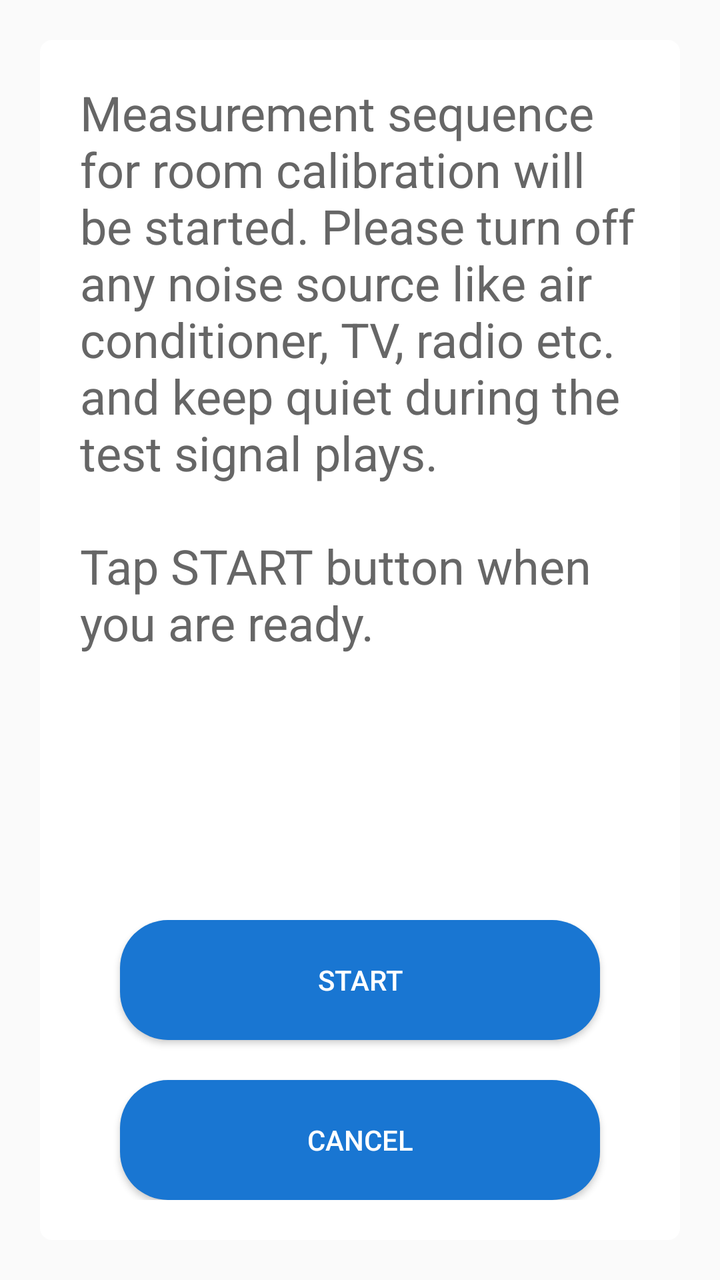
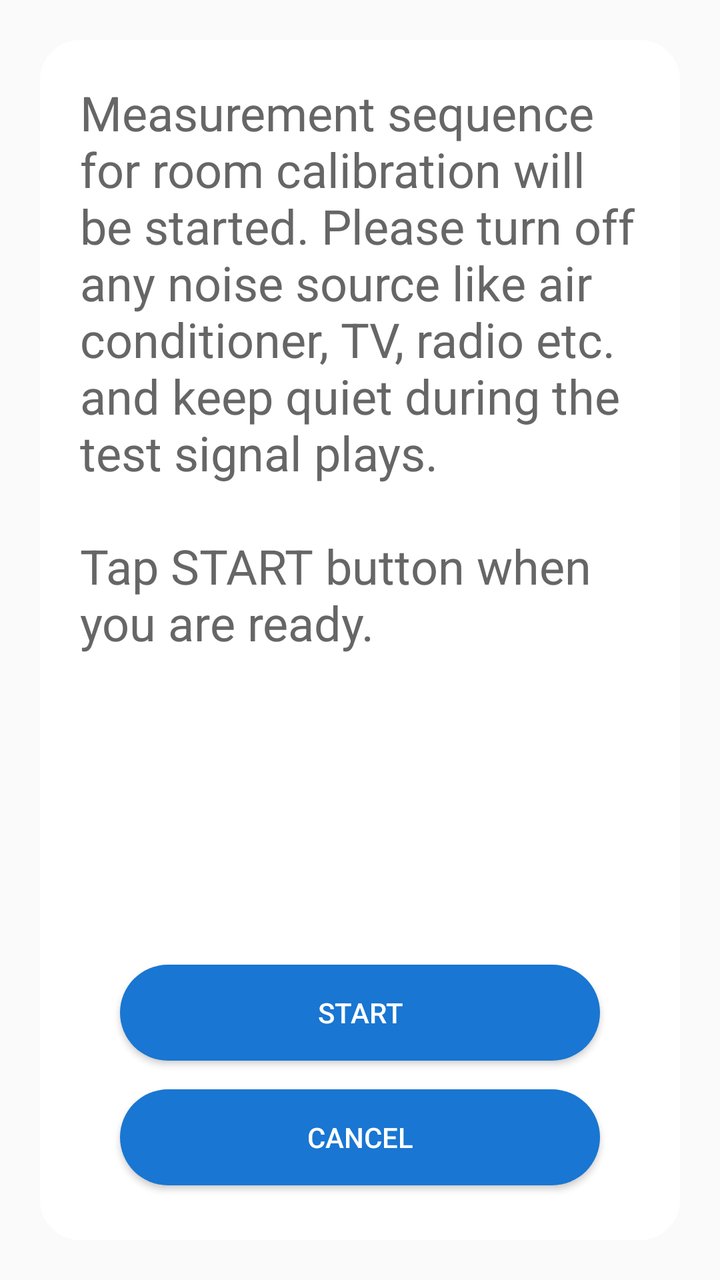

Two renders of the same Android screen: before a commit and after it. Below are the layout's source before the change and the commit's diff.
<!-- AndroidManifest.xml: application theme Theme.RoomEqualizer -->
<!-- res/layout/popup_layout1.xml -->
<?xml version="1.0" encoding="utf-8"?>
<LinearLayout xmlns:android="http://schemas.android.com/apk/res/android"
    xmlns:app="http://schemas.android.com/apk/res-auto"
    android:layout_width="match_parent"
    android:layout_height="match_parent"
    android:gravity="center"
    android:orientation="vertical">

    <LinearLayout
        android:layout_width="match_parent"
        android:layout_height="600dp"
        android:layout_marginLeft="20dp"
        android:layout_marginRight="20dp"
        android:background="@drawable/bg_popup_white"
        android:orientation="vertical"
        android:padding="20dp">

        <LinearLayout
            android:layout_width="match_parent"
            android:layout_height="0dp"
            android:layout_weight="6"
            android:orientation="horizontal">

            <TextView
                android:id="@+id/tvMessage"
                android:layout_width="match_parent"
                android:layout_height="wrap_content"
                android:text="@string/noti_measurement"
                android:textColor="@color/gray"
                android:textSize="24sp" />
        </LinearLayout>

        <LinearLayout
            android:layout_width="match_parent"
            android:layout_height="0dp"
            android:layout_weight="2"
            android:orientation="vertical">

            <android.widget.Button
                android:id="@+id/btnStartMeasurement"
                android:layout_width="match_parent"
                android:layout_height="0dp"
                android:layout_marginLeft="20dp"
                android:layout_marginRight="20dp"
                android:layout_marginBottom="10dp"
                android:layout_weight="1"
                android:background="@drawable/bg_button"
                android:text="@string/start"
                android:textColor="@color/btn_text_color" />

            <android.widget.Button
                android:id="@+id/btnCancelMeasurement"
                android:layout_width="match_parent"
                android:layout_height="0dp"
                android:layout_marginLeft="20dp"
                android:layout_marginTop="10dp"
                android:layout_marginRight="20dp"
                android:layout_weight="1"
                android:background="@drawable/bg_button"
                android:text="@string/cancel"
                android:textColor="@color/btn_text_color" />
        </LinearLayout>

    </LinearLayout>

</LinearLayout>
<!-- resources referenced by this layout -->
<resources>
  <color name="btn_text_color">#FFFFFFFF</color>
  <color name="gray">#FF666666</color>
  <!-- drawable bg_button (drawable) -->
  <?xml version="1.0" encoding="utf-8"?>
  <selector xmlns:android="http://schemas.android.com/apk/res/android">
  
      
      <item android:state_pressed="true">
          <shape android:shape="rectangle">
              <solid android:color="#1976D2" /> 
              <corners android:radius="24dp" /> 
          </shape>
      </item>
  
      
      <item>
          <shape android:shape="rectangle">
              <solid android:color="#1976D2" /> 
              <corners android:radius="24dp" /> 
          </shape>
      </item>
  
  </selector>
  <!-- drawable bg_popup_white (drawable) -->
  <?xml version="1.0" encoding="utf-8"?>
  <selector xmlns:android="http://schemas.android.com/apk/res/android">
  
      <item android:state_pressed="true">
          <shape android:shape="rectangle">
              <solid android:color="#FFFFFFFF" /> 
              <corners android:radius="6dp" /> 
          </shape>
      </item>
  
      <item>
          <shape android:shape="rectangle">
              <solid android:color="#FFFFFFFF" /> 
              <corners android:radius="6dp" /> 
          </shape>
      </item>
  
  </selector>
  <string name="cancel">CANCEL</string>
  <string name="noti_measurement">Measurement sequence for room calibration will be started. Please turn off any noise source like air conditioner, TV, radio etc. and keep quiet during the test signal plays.\n\nTap START button when you are ready.</string>
  <string name="start">START</string>
  <style name="Theme.RoomEqualizer" parent="Theme.AppCompat.DayNight.NoActionBar">
          
          <item name="colorPrimary">@color/purple_500</item>
          <item name="colorPrimaryDark">@color/purple_700</item>
          <item name="colorAccent">@color/teal_200</item>
      </style>
  <color name="purple_500">#FF6200EE</color>
  <color name="purple_700">#FF3700B3</color>
  <color name="teal_200">#FF03DAC5</color>
</resources>

<!-- the commit's change to res/layout/popup_layout1.xml (unified diff, before → after) -->
@@ -2,11 +2,12 @@
 <LinearLayout xmlns:android="http://schemas.android.com/apk/res/android"
     xmlns:app="http://schemas.android.com/apk/res-auto"
     android:layout_width="match_parent"
-    android:layout_height="match_parent"
+    android:layout_height="wrap_content"
     android:gravity="center"
     android:orientation="vertical">
 
     <LinearLayout
+        android:id="@+id/background"
         android:layout_width="match_parent"
         android:layout_height="600dp"
         android:layout_marginLeft="20dp"
@@ -18,7 +19,7 @@
         <LinearLayout
             android:layout_width="match_parent"
             android:layout_height="0dp"
-            android:layout_weight="6"
+            android:layout_weight="7"
             android:orientation="horizontal">
 
             <TextView
@@ -36,29 +37,43 @@
             android:layout_weight="2"
             android:orientation="vertical">
 
-            <android.widget.Button
-                android:id="@+id/btnStartMeasurement"
+            <LinearLayout
                 android:layout_width="match_parent"
                 android:layout_height="0dp"
-                android:layout_marginLeft="20dp"
-                android:layout_marginRight="20dp"
-                android:layout_marginBottom="10dp"
                 android:layout_weight="1"
-                android:background="@drawable/bg_button"
-                android:text="@string/start"
-                android:textColor="@color/btn_text_color" />
+                android:gravity="center"
+                android:orientation="horizontal">
 
-            <android.widget.Button
-                android:id="@+id/btnCancelMeasurement"
+                <android.widget.Button
+                    android:id="@+id/btnStartMeasurement"
+                    android:layout_width="match_parent"
+                    android:layout_height="wrap_content"
+                    android:layout_marginLeft="20dp"
+                    android:layout_marginRight="20dp"
+                    android:background="@drawable/bg_button"
+                    android:gravity="center"
+                    android:text="@string/start"
+                    android:textColor="@color/btn_text_color" />
+            </LinearLayout>
+
+            <LinearLayout
                 android:layout_width="match_parent"
                 android:layout_height="0dp"
-                android:layout_marginLeft="20dp"
-                android:layout_marginTop="10dp"
-                android:layout_marginRight="20dp"
                 android:layout_weight="1"
-                android:background="@drawable/bg_button"
-                android:text="@string/cancel"
-                android:textColor="@color/btn_text_color" />
+                android:gravity="center"
+                android:orientation="horizontal">
+
+                <android.widget.Button
+                    android:id="@+id/btnCancelMeasurement"
+                    android:layout_width="match_parent"
+                    android:layout_height="wrap_content"
+                    android:layout_marginLeft="20dp"
+                    android:layout_marginRight="20dp"
+                    android:background="@drawable/bg_button"
+                    android:text="@string/cancel"
+                    android:textColor="@color/btn_text_color" />
+            </LinearLayout>
+
         </LinearLayout>
 
     </LinearLayout>
<!-- resource entries referenced after the edit -->
@@ -25,23 +25,11 @@
   </selector>
   <!-- drawable bg_popup_white (drawable) -->
   <?xml version="1.0" encoding="utf-8"?>
-  <selector xmlns:android="http://schemas.android.com/apk/res/android">
-  
-      <item android:state_pressed="true">
-          <shape android:shape="rectangle">
-              <solid android:color="#FFFFFFFF" /> 
-              <corners android:radius="6dp" /> 
-          </shape>
-      </item>
-  
-      <item>
-          <shape android:shape="rectangle">
-              <solid android:color="#FFFFFFFF" /> 
-              <corners android:radius="6dp" /> 
-          </shape>
-      </item>
-  
-  </selector>
+  <shape xmlns:android="http://schemas.android.com/apk/res/android"
+      android:shape="rectangle">
+      <solid android:color="#FFFFFFFF" />
+      <corners android:radius="20dp" />
+  </shape>
   <string name="cancel">CANCEL</string>
   <string name="noti_measurement">Measurement sequence for room calibration will be started. Please turn off any noise source like air conditioner, TV, radio etc. and keep quiet during the test signal plays.\n\nTap START button when you are ready.</string>
   <string name="start">START</string>
